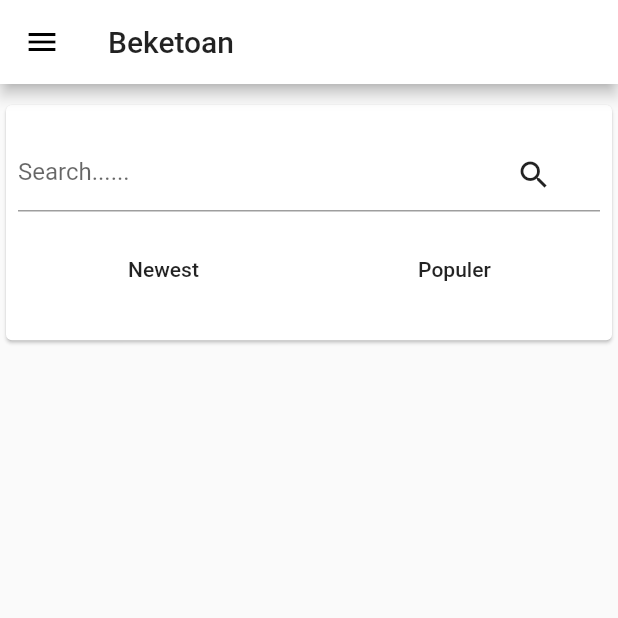
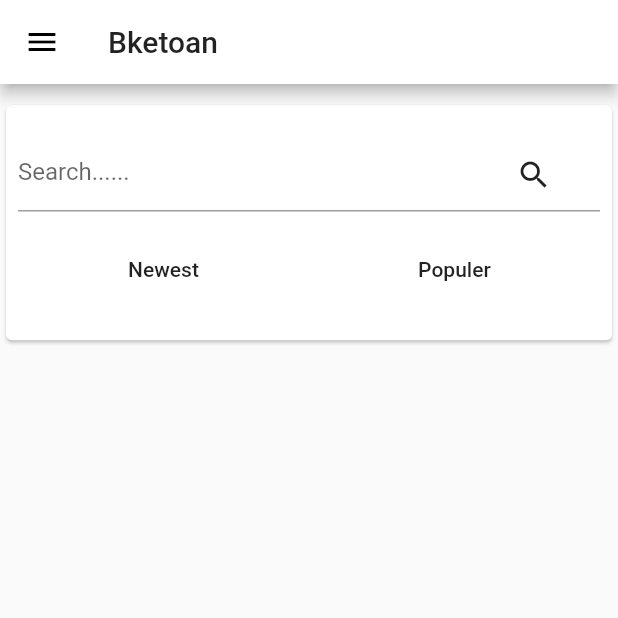
Before and after one commit to IslamulHadi/bketoan, a Flutter app: the Home screen opened by its route, on a phone screen of 412 x 824 dp, the top half of it. Run offline on Flutter 3.47's test engine with Material 2 defaults, Android fonts, the phone set to English and light mode, and no system bars; our stand-ins replace cloud_firestore, equatable, firebase_auth, flutter_svg, google_sign_in, image_picker and 2 more; accounts and stored records are empty.

Commit message:
auth done

```diff
--- a/bketoan/lib/bloc/authentication/authentication_bloc.dart
+++ b/bketoan/lib/bloc/authentication/authentication_bloc.dart
@@ -26,7 +26,7 @@ class AuthenticationBloc implements BlocBase {
   @override
   handleEvent(event) async {
     if (event is AppStarted) {
-      _authStateCtrl.sink.add(AuthenticationAuthenticated());
+      _authStateCtrl.sink.add(AuthenticationUnauthenticated());
     }
     if (event is LoggedIn) {
       _authStateCtrl.sink.add(AuthenticationLoading());
--- a/bketoan/lib/screens/home_screen.dart
+++ b/bketoan/lib/screens/home_screen.dart
@@ -32,8 +32,7 @@ class _HomeState extends State<Home> {
     _authBloc = Provider.of<AuthenticationBloc>(context);
     return Scaffold(
       appBar: AppBar(
-        backgroundColor: Theme.of(context).primaryColor,
-        title: Text('Beketoan'),
+        title: Text('Bketoan'),
       ),
       body: ListView(
         children: <Widget>[
@@ -95,14 +94,18 @@ class _HomeState extends State<Home> {
           DrawerHeader(
               child: Column(
             children: <Widget>[
-              // CircleAvatar(
-              //   child: SvgPicture.asset('assets/icons/lamp.svg'),
-              // ),
-              Text('Username')
+              CircleAvatar(
+                backgroundImage: NetworkImage(_authBloc.user.photoUrl),
+                radius: 50.0,
+              ),
+              Text(_authBloc.user.displayName),
+              Text(_authBloc.user.email),
             ],
           )),
           ButtonTheme(
-            child: FlatButton(onPressed: () => _authBloc.authEvent.add(LoggedOut()), child: Text('Logout')),
+            child: FlatButton(
+                onPressed: () => _authBloc.authEvent.add(LoggedOut()),
+                child: Text('Logout')),
           )
         ]),
       ),
--- a/bketoan/lib/screens/splash_screen.dart
+++ b/bketoan/lib/screens/splash_screen.dart
@@ -20,7 +20,8 @@ class _SplashState extends State<Splash> with SingleTickerProviderStateMixin {
   }
 
   void navigationPage() async {
-    Navigator.of(context).pushReplacement(MaterialPageRoute(builder: (_)=>Register())); // ignore: argument_type_not_assignable
+    Navigator.of(context)
+        .pushReplacement(MaterialPageRoute(builder: (_) => Register()));
   }
 
   @override
--- a/bketoan/pubspec.yaml
+++ b/bketoan/pubspec.yaml
@@ -36,6 +36,7 @@ dependencies:
   cloud_firestore:
   google_sign_in: ^4.0.1+3
   equatable: ^0.2.0
+  image_picker:
 
 dev_dependencies:
   flutter_test:
```
Also changed, not shown: bketoan/lib/screens/register_screen.dart (+20 -0 lines), bketoan/pubspec.lock.
